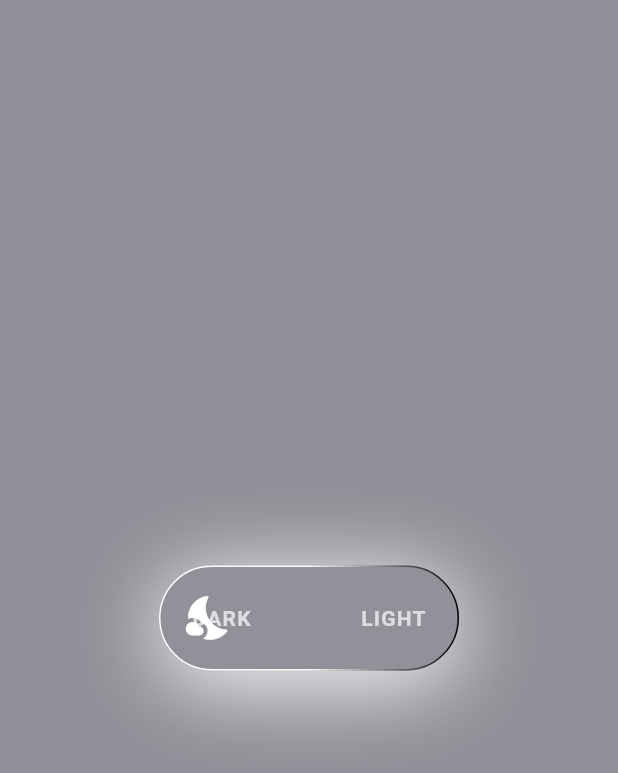
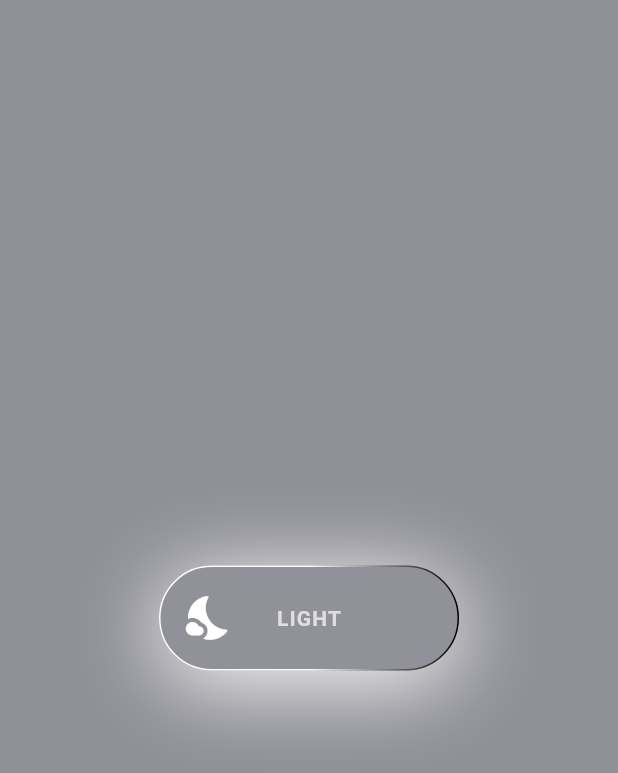
Before and after one commit to aminjafari-dev/pintrest_ui, a Flutter app: the screen it shows after launch, on a phone screen of 412 x 824 dp. Shown: the top 773 px of the screen. Run offline on Flutter 3.47's test engine with Material 3 defaults, Android fonts, the phone set to English and light mode, and no system bars; our stand-ins replace gradient_borders; missing offline and left inert: liquid_glass_renderer.

Commit message:
Enhance _NeomorphismButton to support dynamic text display based on toggle state. Updated constructor to include isOnRight parameter and modified layout to use AnimatedSwitcher for smoother transitions between 'DARK' and 'LIGHT' labels.

```diff
--- a/lib/pintres_button.dart
+++ b/lib/pintres_button.dart
@@ -33,7 +33,7 @@ class _ButtonState extends State<_Button> {
       child: Stack(
         alignment: Alignment.center,
         children: [
-          _NeomorphismButton(onTap: _togglePosition),
+          _NeomorphismButton(onTap: _togglePosition, isOnRight: _isOnRight),
           AnimatedAlign(
             duration: const Duration(milliseconds: 320),
             curve: Curves.easeInOut,
@@ -52,9 +52,10 @@ class _ButtonState extends State<_Button> {
 }
 
 class _NeomorphismButton extends StatelessWidget {
-  const _NeomorphismButton({required this.onTap});
+  const _NeomorphismButton({required this.onTap, required this.isOnRight});
 
   final VoidCallback onTap;
+  final bool isOnRight;
 
   @override
   Widget build(BuildContext context) {
@@ -90,26 +91,19 @@ class _NeomorphismButton extends StatelessWidget {
             ),
             Padding(
               padding: const EdgeInsets.symmetric(horizontal: 22),
-              child: Row(
-                mainAxisAlignment: MainAxisAlignment.spaceBetween,
-                children: const [
-                  Text(
-                    'DARK',
-                    style: TextStyle(
+              child: Center(
+                child: AnimatedSwitcher(
+                  duration: const Duration(milliseconds: 220),
+                  child: Text(
+                    isOnRight ? 'DARK' : 'LIGHT',
+                    key: ValueKey(isOnRight),
+                    style: const TextStyle(
                       color: Colors.white70,
                       fontWeight: FontWeight.w600,
                       letterSpacing: 0.8,
                     ),
                   ),
-                  Text(
-                    'LIGHT',
-                    style: TextStyle(
-                      color: Colors.white70,
-                      fontWeight: FontWeight.w600,
-                      letterSpacing: 0.8,
-                    ),
-                  ),
-                ],
+                ),
               ),
             ),
           ],
```
